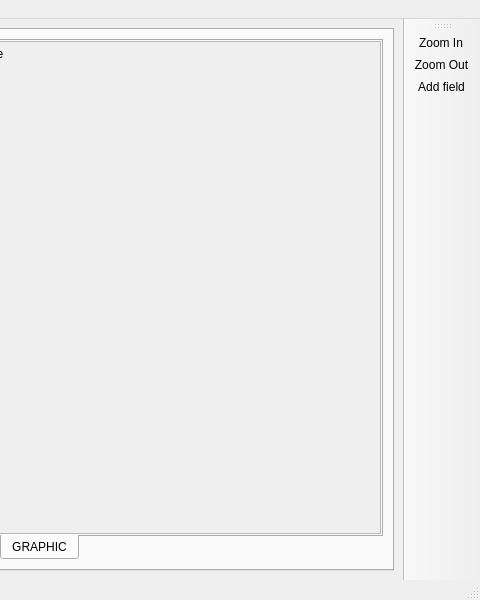
Above: aer/views/mainwindow.ui from GandalfM/automatic-exams-reader before the change; both pictures show x 320 to 800 and y 0 to 600 of the 800 by 600 pixel window. Below: the same form after it.
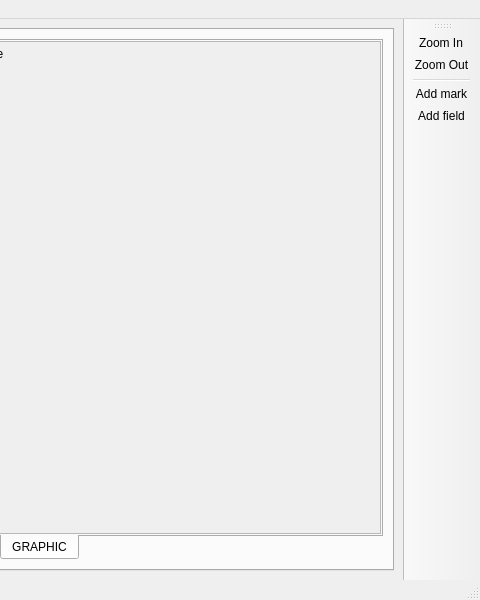
That is the form after the change. Custom widgets are drawn as their Qt base class.

Commit message: Added mark button, added mark field validation

The edit to the form file:
```diff
--- a/aer/views/mainwindow.ui
+++ b/aer/views/mainwindow.ui
@@ -383,6 +383,8 @@
    </attribute>
    <addaction name="actionZoomIn"/>
    <addaction name="actionZoomOut"/>
+   <addaction name="separator"/>
+   <addaction name="actionAddMark"/>
    <addaction name="actionAddField"/>
   </widget>
   <action name="actionFileExit">
@@ -462,6 +464,11 @@
     <string>Proceed current template</string>
    </property>
   </action>
+  <action name="actionAddMark">
+   <property name="text">
+    <string>Add mark</string>
+   </property>
+  </action>
  </widget>
  <customwidgets>
   <customwidget>
```
Left out of the diff: 65 changed lines with no effect on the pictures. The commit also changes 5 other files.
